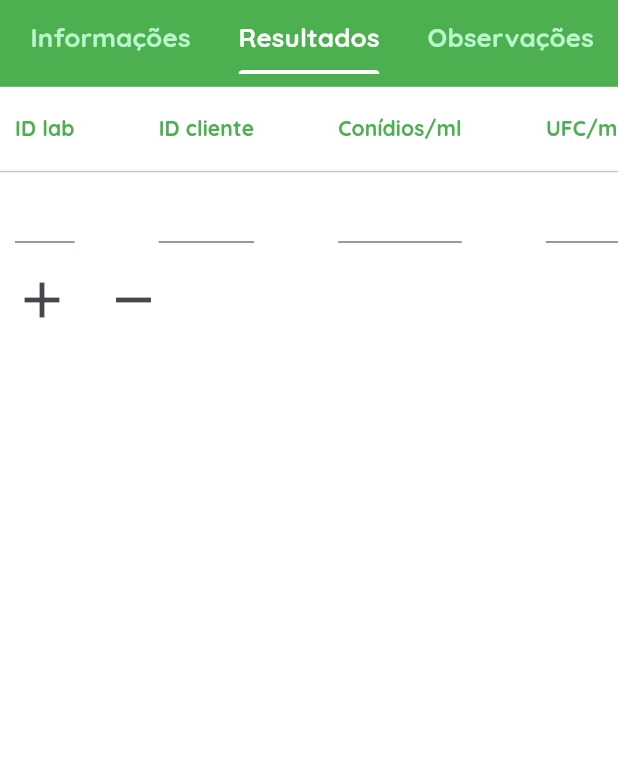
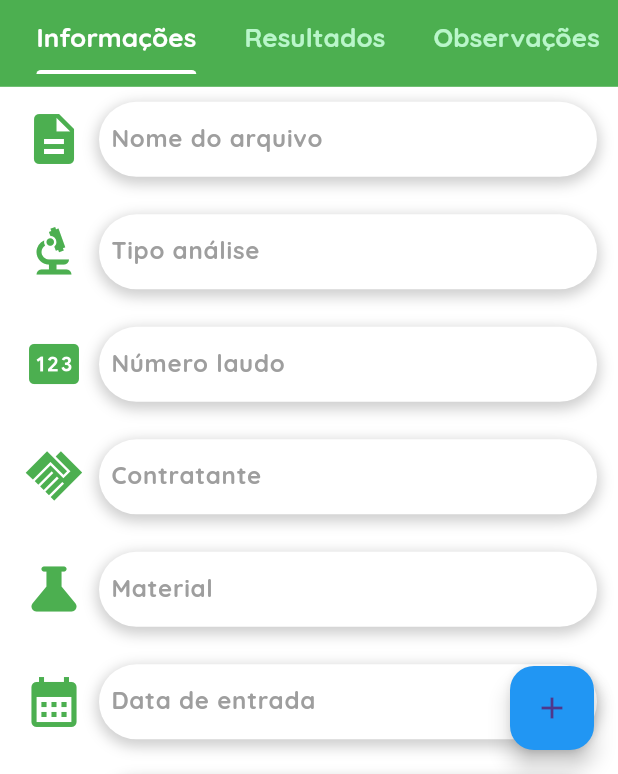
Before and after one commit to Tarcyo/AgroBTech, a Flutter app: the CreateFilesScreen screen opened directly, on a phone screen of 412 x 824 dp, the part 462-1236 px from its top. Run offline on Flutter 3.47's test engine with Material 3 defaults, Android fonts, the phone set to English and light mode, and no system bars; our stand-ins replace file_picker.

Commit message:
Add files via upload

```diff
--- a/lib/screens/CreateScreen.dart
+++ b/lib/screens/CreateScreen.dart
@@ -18,7 +18,29 @@ class CreateFilesScreen extends StatefulWidget {
 class _CreateFilesScreenState extends State<CreateFilesScreen>
     with SingleTickerProviderStateMixin {
   late TabController _tabController;
+
   TextEditingController _controller = TextEditingController();
+
+  // Informações:
+  TextEditingController _fileNameController = TextEditingController();
+  TextEditingController _analyzeController = TextEditingController();
+  TextEditingController _numberController = TextEditingController();
+  TextEditingController _contractorController = TextEditingController();
+  TextEditingController _materialController = TextEditingController();
+  TextEditingController _dateController = TextEditingController();
+  TextEditingController _cnpjController = TextEditingController();
+  TextEditingController _farmController = TextEditingController();
+
+  // Resultados
+  List<DataRow> _results = [];
+
+  //Observações
+  List<TextEditingController> _observations = [];
+
+  //Anexos
+  List<Widget> _attrachments = [];
+  List<File> _images = [];
+  List<TextEditingController> _attrachmentsControllers = [];
 
   final List<String> pages = [
     "Informações",
@@ -31,10 +53,7 @@ class _CreateFilesScreenState extends State<CreateFilesScreen>
   @override
   void initState() {
     super.initState();
-    int currentDayIndex = DateTime.now().weekday - 1;
-    if (currentDayIndex < 0 || currentDayIndex >= pages.length) {
-      currentDayIndex = 0;
-    }
+    int currentDayIndex = 0;
     _tabController = TabController(
       length: pages.length,
       vsync: this,
@@ -48,7 +67,7 @@ class _CreateFilesScreenState extends State<CreateFilesScreen>
     super.dispose();
   }
 
-  Future<void> _createAndWriteToFile() async {
+  Future<void> _createAndWriteToFile(String nome) async {
     try {
       // Obter o diretório de documentos
       Directory documentsDirectory = await getApplicationDocumentsDirectory();
@@ -58,7 +77,7 @@ class _CreateFilesScreenState extends State<CreateFilesScreen>
       await Directory(rascunhosPath).create(recursive: true);
 
       // Criar o arquivo JSON
-      File file = File('$rascunhosPath/oi.json');
+      File file = File('$rascunhosPath/' + nome + '.json');
 
       // Criar os dados que serão escritos no arquivo JSON
       Map<String, dynamic> data = {
@@ -173,8 +192,7 @@ class _CreateFilesScreenState extends State<CreateFilesScreen>
     return Scaffold(
       body: Container(
         decoration: BoxDecoration(
-          color: Colors
-              .white, // Defina uma cor sólida aqui para cobrir toda a tela
+          color: Colors.white,
         ),
         child: SafeArea(
           child: Column(
@@ -187,6 +205,13 @@ class _CreateFilesScreenState extends State<CreateFilesScreen>
             ],
           ),
         ),
+      ),
+      floatingActionButton: FloatingActionButton(
+        onPressed: () async {
+          criarArquivoJson();
+        },
+        child: Icon(Icons.add), // Ícone do botão flutuante
+        backgroundColor: Colors.blue, // Cor de fundo do botão flutuante
       ),
     );
   }
@@ -265,6 +290,92 @@ class _CreateFilesScreenState extends State<CreateFilesScreen>
     );
   }
 
+  void criarArquivoJson() {
+    String nomeArquivo = "";
+    String tipoAnalise = "";
+    String numeroLaudo = "";
+    String contratante = "";
+    String material = "";
+    String dataEntrada = "";
+    String cnpj = "";
+    String fazenda = "";
+
+    if (_fileNameController.text.isEmpty == false) {
+      nomeArquivo = _fileNameController.text;
+    }
+    if (_analyzeController.text.isEmpty == false) {
+      tipoAnalise = _analyzeController.text;
+    }
+    if (_numberController.text.isEmpty == false) {
+      numeroLaudo = _numberController.text;
+    }
+    if (_contractorController.text.isEmpty == false) {
+      contratante = _contractorController.text;
+    }
+    if (_materialController.text.isEmpty == false) {
+      material = _materialController.text;
+    }
+    if (_dateController.text.isEmpty == false) {
+      dataEntrada = _dateController.text;
+    }
+    if (_cnpjController.text.isEmpty == false) {
+      cnpj = _cnpjController.text;
+    }
+    if (_farmController.text.isEmpty == false) {
+      fazenda = _farmController.text;
+    }
+
+    final results = [];
+
+    for (final r in _results) {
+      final cells = [];
+      for (final c in r.cells) {
+        final cell = c.child as tableCell;
+        cells.add(cell.controller.text);
+      }
+      results.add(cells);
+    }
+
+    final observacoes = [];
+
+    for (final o in _observations) {
+      observacoes.add(o.text);
+    }
+
+    final anexos = [];
+
+    for (final i in _images) {
+      anexos.add(i.path);
+    }
+
+    final descricaoAnexos = [];
+
+    for (final da in _attrachmentsControllers) {
+      descricaoAnexos.add(da.text);
+    }
+
+    Map<String, dynamic> dados = {
+      "informacoes": {
+        "Nome_Arquivo": nomeArquivo,
+        "Tipo_de_analise": tipoAnalise,
+        "Numero_laudo": numeroLaudo,
+        "Contratante": contratante,
+        "Material": material,
+        "Data_de_entrada": dataEntrada,
+        "CNPJ": cnpj,
+        "Fazenda": fazenda,
+      },
+      "resultados": results,
+      "observacoes": observacoes,
+      "anexos": anexos,
+      "descricao_anexos": descricaoAnexos,
+    };
+
+    String jsonString = json.encode(dados);
+
+    print(jsonString);
+  }
+
   Widget _buildBody(String page, BuildContext context) {
     final screenHeight = MediaQuery.of(context).size.height;
     final screenWidth = MediaQuery.of(context).size.width;
@@ -281,7 +392,7 @@ class _CreateFilesScreenState extends State<CreateFilesScreen>
                 crossAxisAlignment: CrossAxisAlignment.center,
                 mainAxisAlignment: MainAxisAlignment.center,
                 children: [
-                  ObservationsList(),
+                  ObservationsList(controllers: _observations),
                   SizedBox(height: screenWidth * 0.05),
                 ],
               ),
@@ -310,40 +421,9 @@ class _CreateFilesScreenState extends State<CreateFilesScreen>
                       child: Column(
                         mainAxisAlignment: MainAxisAlignment.center,
                         children: [
-                          DataTableWidget(),
-                        ],
-                      ),
-                    ),
-                  ),
-                  SizedBox(height: screenWidth * 0.05),
-                ],
-              ),
-            )
-          ],
-        ),
-      );
-    }
-
-    if (page == "Resultados") {
-      return SingleChildScrollView(
-        child: Column(
-          crossAxisAlignment: CrossAxisAlignment.start,
-          children: [
-            Container(
-              padding: EdgeInsets.only(bottom: screenHeight * 0.01),
-              color: Colors.white,
-              child: Column(
-                crossAxisAlignment: CrossAxisAlignment.center,
-                mainAxisAlignment: MainAxisAlignment.center,
-                children: [
-                  SingleChildScrollView(
-                    scrollDirection: Axis.horizontal,
-                    physics: const BouncingScrollPhysics(),
-                    child: Center(
-                      child: Column(
-                        mainAxisAlignment: MainAxisAlignment.center,
-                        children: [
-                          DataTableWidget(),
+                          DataTableWidget(
+                            initialRows: _results,
+                          ),
                         ],
                       ),
                     ),
@@ -358,7 +438,11 @@ class _CreateFilesScreenState extends State<CreateFilesScreen>
     }
 
     if (page == "Anexos") {
-      return AttachmentsList();
+      return AttachmentsList(
+        attachments: _attrachments,
+        images: _images,
+        observationsControllers: _attrachmentsControllers,
+      );
     }
 
     if (page == "Exportar") {
@@ -368,7 +452,9 @@ class _CreateFilesScreenState extends State<CreateFilesScreen>
           size: 120,
           color: Colors.green,
         ),
-        SizedBox(height: 25,),
+        SizedBox(
+          height: 25,
+        ),
         Row(
           mainAxisAlignment: MainAxisAlignment.spaceAround,
           children: [
@@ -443,56 +529,56 @@ class _CreateFilesScreenState extends State<CreateFilesScreen>
                       mainAxisAlignment: MainAxisAlignment.center,
                       children: [
                         VeryLargeInsertCamp(
-                            controller: _controller,
+                            controller: _fileNameController,
                             text: "Nome do arquivo",
                             icon: Icons.description),
                         SizedBox(
                           height: 5,
                         ),
                         VeryLargeInsertCamp(
-                            controller: _controller,
+                            controller: _analyzeController,
                             text: "Tipo análise",
                             icon: Icons.biotech),
                         SizedBox(
                           height: 5,
                         ),
                         VeryLargeInsertCamp(
-                            controller: _controller,
+                            controller: _numberController,
                             text: "Número laudo",
                             icon: Icons.pin),
                         SizedBox(
                           height: 5,
                         ),
                         VeryLargeInsertCamp(
-                            controller: _controller,
+                            controller: _contractorController,
                             text: "Contratante",
                             icon: Icons.handshake_sharp),
                         SizedBox(
                           height: 5,
                         ),
                         VeryLargeInsertCamp(
-                            controller: _controller,
+                            controller: _materialController,
                             text: "Material",
                             icon: Icons.science_rounded),
                         SizedBox(
                           height: 5,
                         ),
                         VeryLargeInsertCamp(
-                            controller: _controller,
+                            controller: _dateController,
                             text: "Data de entrada",
                             icon: Icons.calendar_month),
                         SizedBox(
                           height: 5,
                         ),
                         VeryLargeInsertCamp(
-                            controller: _controller,
+                            controller: _cnpjController,
                             text: "CNPJ",
                             icon: Icons.corporate_fare_outlined),
                         SizedBox(
                           height: 5,
                         ),
                         VeryLargeInsertCamp(
-                            controller: _controller,
+                            controller: _farmController,
                             text: "Fazenda",
                             icon: Icons.agriculture),
                       ],
```
Also changed, not shown: lib/reusableWidgets/attachmentsList.dart (+29 -11 lines), lib/reusableWidgets/observationsList.dart (+14 -10 lines), lib/reusableWidgets/tableOfResults.dart (+51 -19 lines).
